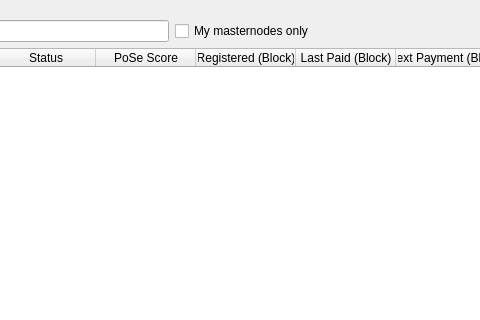
Before: the Qt Designer form src/qt/forms/masternodelist.ui in 1001tests/BZX, drawn with Qt 5; both pictures show x 125 to 605 and y 0 to 320 of the 762 by 457 pixel window.
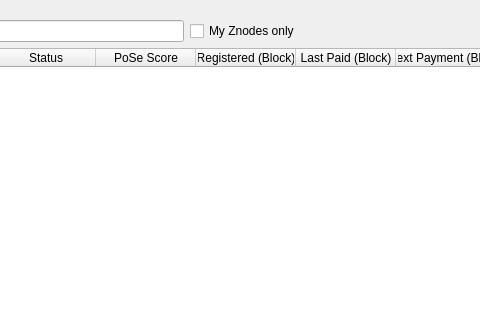
After: the same form once the commit is applied.

```diff
--- a/src/qt/forms/masternodelist.ui
+++ b/src/qt/forms/masternodelist.ui
@@ -71,13 +71,7 @@
             <string>Show only masternodes this wallet has keys for.</string>
            </property>
            <property name="text">
-            <string>My masternodes only</string>
-           </property>
-           <property name="checkable">
-            <bool>true</bool>
-           </property>
-           <property name="checked">
-            <bool>false</bool>
+            <string>My Znodes only</string>
            </property>
           </widget>
          </item>
```
Left out of the diff: 4 changed lines with no effect on the pictures.
